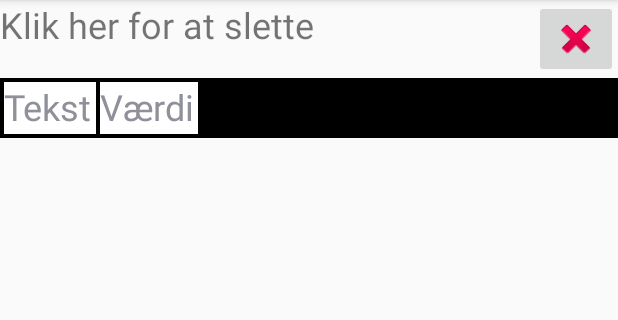
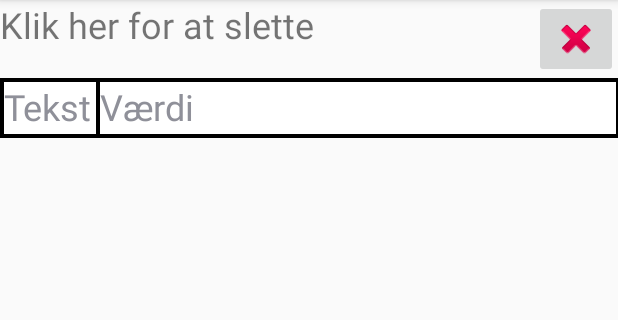
Before and after one commit to MichaelErichsen/ToiletPaper, an Android app: the ProductActivity screen opened directly, with no data from a screen before it, on a phone screen of 412 x 824 dp, the part 84-404 px from its top. Run offline under Robolectric (Android 15) with nearby library versions, the phone set to English and light mode, and no system bars.

Commit message:
Clean up column layout

```diff
--- a/app/src/main/java/net/myerichsen/toiletpaper/CompareActivity.java
+++ b/app/src/main/java/net/myerichsen/toiletpaper/CompareActivity.java
@@ -43,8 +43,8 @@ public class CompareActivity extends AppCompatActivity {
         tableRow.setBackgroundColor(Color.BLACK);
         tableRow.setPadding(2, 2, 2, 2);
         tableRow.addView(addCell(sortKey));
+        tableRow.addView(addCell(getString(R.string.brand)));
         tableRow.addView(addCell(getString(R.string.item_no)));
-        tableRow.addView(addCell(getString(R.string.brand)));
         tableRow.addView(addCell("Uid"));
         tableLayout.addView(tableRow);
 
@@ -94,8 +94,8 @@ public class CompareActivity extends AppCompatActivity {
                     break;
             }
 
+            tableRow.addView(addCell(pd.getBrand()));
             tableRow.addView(addCell(pd.getItemNo()));
-            tableRow.addView(addCell(pd.getBrand()));
             tableRow.addView(addCell(pd.getUid()));
             tableRow.setClickable(true);
             tableRow.setOnClickListener(tableRowOnclickListener());
--- a/app/src/main/res/layout/activity_product.xml
+++ b/app/src/main/res/layout/activity_product.xml
@@ -40,7 +40,8 @@
         <TableLayout
             android:id="@+id/productDetailTableLayout"
             android:layout_width="match_parent"
-            android:layout_height="wrap_content" />
+            android:layout_height="wrap_content"
+            android:stretchColumns="1" />
         >
     </ScrollView>
 
--- a/app/src/main/res/layout/product_fragment.xml
+++ b/app/src/main/res/layout/product_fragment.xml
@@ -28,7 +28,8 @@
             android:id="@+id/productTableLayout"
             android:layout_width="match_parent"
             android:layout_height="wrap_content"
-            android:layout_weight="1" />
+            android:layout_weight="1"
+            android:stretchColumns="1" />
 
     </ScrollView>
 
--- a/app/src/main/res/layout/supplier_fragment.xml
+++ b/app/src/main/res/layout/supplier_fragment.xml
@@ -27,6 +27,7 @@
         <TableLayout
             android:id="@+id/supplierTableLayout"
             android:layout_width="match_parent"
-            android:layout_height="wrap_content" />
+            android:layout_height="wrap_content"
+            android:stretchColumns="1" />
     </ScrollView>
 </LinearLayout>
```
